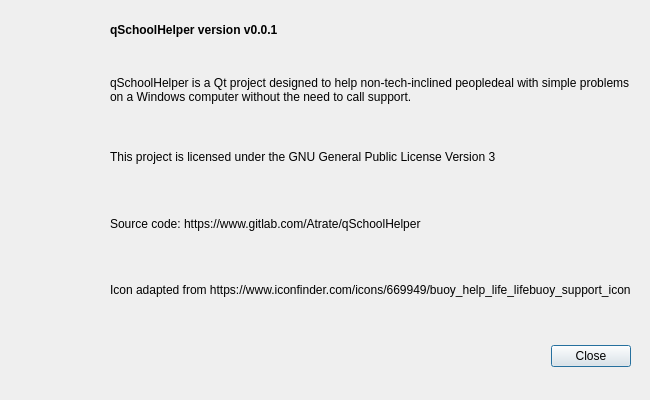
Qt form ui/about_dialog.ui (Atrate/qSchoolHelper) before a commit.
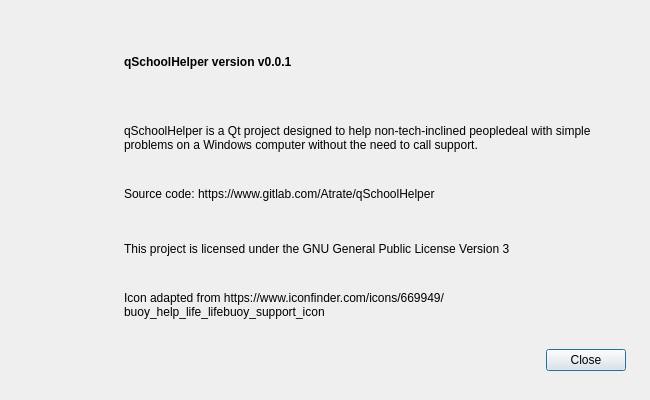
The same form after that commit. Icons and pictures are not drawn.

Commit message: Put UI elements into top-level grid layouts

The edit to the form file:
```diff
--- a/ui/about_dialog.ui
+++ b/ui/about_dialog.ui
@@ -34,59 +34,46 @@
   <property name="modal">
    <bool>true</bool>
   </property>
-  <widget class="QDialogButtonBox" name="button_box">
+  <widget class="QWidget" name="gridLayoutWidget">
    <property name="geometry">
     <rect>
-     <x>440</x>
-     <y>340</y>
-     <width>191</width>
-     <height>32</height>
+     <x>0</x>
+     <y>0</y>
+     <width>656</width>
+     <height>401</height>
     </rect>
    </property>
-   <property name="orientation">
-    <enum>Qt::Horizontal</enum>
-   </property>
-   <property name="standardButtons">
-    <set>QDialogButtonBox::Close</set>
-   </property>
-  </widget>
-  <widget class="QLabel" name="title_label">
-   <property name="geometry">
-    <rect>
-     <x>110</x>
-     <y>20</y>
-     <width>281</width>
-     <height>20</height>
-    </rect>
-   </property>
-   <property name="font">
-    <font>
-     <weight>75</weight>
-     <bold>true</bold>
-    </font>
-   </property>
-   <property name="text">
-    <string>qSchoolHelper version v0.0.1</string>
-   </property>
-   <property name="textInteractionFlags">
-    <set>Qt::LinksAccessibleByMouse|Qt::TextSelectableByMouse</set>
-   </property>
-  </widget>
-  <widget class="QWidget" name="verticalLayoutWidget">
-   <property name="geometry">
-    <rect>
-     <x>110</x>
-     <y>60</y>
-     <width>521</width>
-     <height>261</height>
-    </rect>
-   </property>
-   <layout class="QVBoxLayout" name="verticalLayout_2">
-    <item>
+   <layout class="QGridLayout" name="gridLayout">
+    <property name="leftMargin">
+     <number>30</number>
+    </property>
+    <property name="topMargin">
+     <number>30</number>
+    </property>
+    <property name="rightMargin">
+     <number>30</number>
+    </property>
+    <property name="bottomMargin">
+     <number>30</number>
+    </property>
+    <property name="spacing">
+     <number>30</number>
+    </property>
+    <item row="5" column="1">
+     <widget class="QDialogButtonBox" name="button_box">
+      <property name="orientation">
+       <enum>Qt::Horizontal</enum>
+      </property>
+      <property name="standardButtons">
+       <set>QDialogButtonBox::Close</set>
+      </property>
+     </widget>
+    </item>
+    <item row="1" column="1">
      <widget class="QLabel" name="label_4">
       <property name="sizePolicy">
        <sizepolicy hsizetype="Preferred" vsizetype="Preferred">
-        <horstretch>0</horstretch>
+        <horstretch>3</horstretch>
         <verstretch>0</verstretch>
        </sizepolicy>
       </property>
@@ -101,18 +88,14 @@
       </property>
      </widget>
     </item>
-    <item>
-     <widget class="QLabel" name="label_5">
-      <property name="text">
-       <string>This project is licensed under the GNU General Public License Version 3</string>
-      </property>
-      <property name="textInteractionFlags">
-       <set>Qt::LinksAccessibleByMouse|Qt::TextSelectableByMouse</set>
-      </property>
-     </widget>
-    </item>
-    <item>
+    <item row="2" column="1">
      <widget class="QLabel" name="label_2">
+      <property name="sizePolicy">
+       <sizepolicy hsizetype="Preferred" vsizetype="Preferred">
+        <horstretch>3</horstretch>
+        <verstretch>0</verstretch>
+       </sizepolicy>
+      </property>
       <property name="text">
        <string>Source code: https://www.gitlab.com/Atrate/qSchoolHelper</string>
       </property>
@@ -124,7 +107,17 @@
       </property>
      </widget>
     </item>
-    <item>
+    <item row="3" column="1">
+     <widget class="QLabel" name="label_5">
+      <property name="text">
+       <string>This project is licensed under the GNU General Public License Version 3</string>
+      </property>
+      <property name="textInteractionFlags">
+       <set>Qt::LinksAccessibleByMouse|Qt::TextSelectableByMouse</set>
+      </property>
+     </widget>
+    </item>
+    <item row="4" column="1">
      <widget class="QLabel" name="label">
       <property name="text">
        <string>Icon adapted from https://www.iconfinder.com/icons/669949/buoy_help_life_lifebuoy_support_icon</string>
@@ -140,42 +133,92 @@
       </property>
      </widget>
     </item>
+    <item row="0" column="1">
+     <widget class="QLabel" name="title_label">
+      <property name="sizePolicy">
+       <sizepolicy hsizetype="Preferred" vsizetype="Preferred">
+        <horstretch>3</horstretch>
+        <verstretch>0</verstretch>
+       </sizepolicy>
+      </property>
+      <property name="font">
+       <font>
+        <weight>75</weight>
+        <bold>true</bold>
+       </font>
+      </property>
+      <property name="text">
+       <string>qSchoolHelper version v0.0.1</string>
+      </property>
+      <property name="alignment">
+       <set>Qt::AlignLeading|Qt::AlignLeft|Qt::AlignVCenter</set>
+      </property>
+      <property name="textInteractionFlags">
+       <set>Qt::LinksAccessibleByMouse|Qt::TextSelectableByMouse</set>
+      </property>
+     </widget>
+    </item>
+    <item row="0" column="0">
+     <widget class="QLabel" name="icon_label">
+      <property name="sizePolicy">
+       <sizepolicy hsizetype="Fixed" vsizetype="Fixed">
+        <horstretch>0</horstretch>
+        <verstretch>0</verstretch>
+       </sizepolicy>
+      </property>
+      <property name="minimumSize">
+       <size>
+        <width>64</width>
+        <height>64</height>
+       </size>
+      </property>
+      <property name="maximumSize">
+       <size>
+        <width>64</width>
+        <height>64</height>
+       </size>
+      </property>
+      <property name="frameShape">
+       <enum>QFrame::NoFrame</enum>
+      </property>
+      <property name="text">
+       <string/>
+      </property>
+      <property name="textFormat">
+       <enum>Qt::AutoText</enum>
+      </property>
+      <property name="pixmap">
+       <pixmap resource="resources.qrc">:/icon.png</pixmap>
+      </property>
+      <property name="scaledContents">
+       <bool>true</bool>
+      </property>
+      <property name="alignment">
+       <set>Qt::AlignCenter</set>
+      </property>
+      <property name="openExternalLinks">
+       <bool>false</bool>
+      </property>
+      <property name="textInteractionFlags">
+       <set>Qt::NoTextInteraction</set>
+      </property>
+     </widget>
+    </item>
+    <item row="1" column="0" rowspan="5">
+     <spacer name="verticalSpacer">
+      <property name="orientation">
+       <enum>Qt::Vertical</enum>
+      </property>
+      <property name="sizeHint" stdset="0">
+       <size>
+        <width>20</width>
+        <height>40</height>
+       </size>
+      </property>
+     </spacer>
+    </item>
    </layout>
   </widget>
-  <widget class="QLabel" name="icon_label">
-   <property name="geometry">
-    <rect>
-     <x>20</x>
-     <y>30</y>
-     <width>71</width>
-     <height>71</height>
-    </rect>
-   </property>
-   <property name="frameShape">
-    <enum>QFrame::NoFrame</enum>
-   </property>
-   <property name="text">
-    <string/>
-   </property>
-   <property name="textFormat">
-    <enum>Qt::AutoText</enum>
-   </property>
-   <property name="pixmap">
-    <pixmap resource="resources.qrc">:/icon.png</pixmap>
-   </property>
-   <property name="scaledContents">
-    <bool>true</bool>
-   </property>
-   <property name="alignment">
-    <set>Qt::AlignCenter</set>
-   </property>
-   <property name="openExternalLinks">
-    <bool>false</bool>
-   </property>
-   <property name="textInteractionFlags">
-    <set>Qt::NoTextInteraction</set>
-   </property>
-  </widget>
  </widget>
  <resources>
   <include location="resources.qrc"/>
```
The commit also changes 4 other files.
